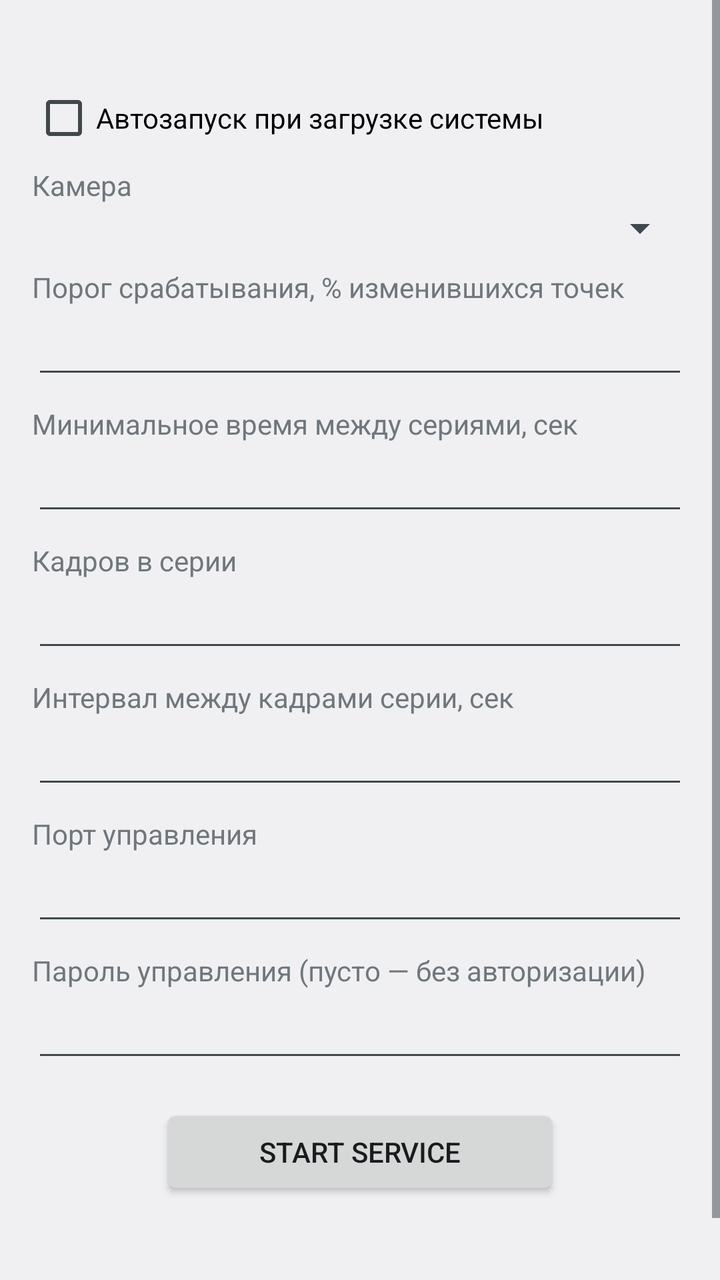
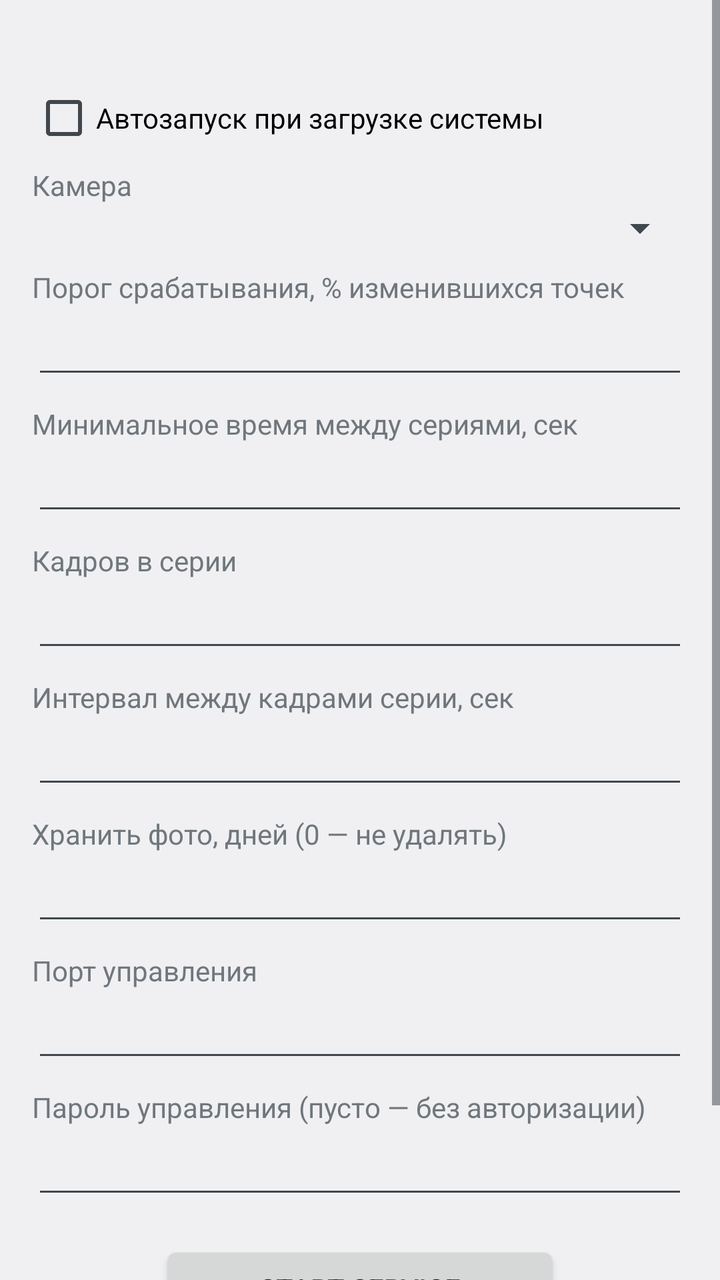

An Android layout rendered at two revisions. The XML below is the earlier revision; the diff shows what the commit changed to produce the second picture.
<!-- AndroidManifest.xml: application theme android:Theme.DeviceDefault.Light -->
<!-- res/layout/activity_main.xml -->
<?xml version="1.0" encoding="utf-8"?>
<ScrollView xmlns:android="http://schemas.android.com/apk/res/android"
    android:layout_width="match_parent"
    android:layout_height="match_parent">

    <LinearLayout
        android:layout_width="match_parent"
        android:layout_height="wrap_content"
        android:orientation="vertical"
        android:padding="16dp">

        <TextView
            android:id="@+id/tvStatus"
            android:layout_width="match_parent"
            android:layout_height="wrap_content"
            android:paddingBottom="8dp"
            android:textIsSelectable="true" />

        <CheckBox
            android:id="@+id/cbAuto"
            android:layout_width="match_parent"
            android:layout_height="wrap_content"
            android:text="Автозапуск при загрузке системы" />

        <TextView
            android:layout_width="match_parent"
            android:layout_height="wrap_content"
            android:paddingTop="8dp"
            android:text="Камера" />

        <Spinner
            android:id="@+id/spCam"
            android:layout_width="match_parent"
            android:layout_height="wrap_content" />

        <TextView
            android:layout_width="match_parent"
            android:layout_height="wrap_content"
            android:paddingTop="8dp"
            android:text="Порог срабатывания, % изменившихся точек" />

        <EditText
            android:id="@+id/eThr"
            android:layout_width="match_parent"
            android:layout_height="wrap_content"
            android:inputType="numberDecimal" />

        <TextView
            android:layout_width="match_parent"
            android:layout_height="wrap_content"
            android:paddingTop="8dp"
            android:text="Минимальное время между сериями, сек" />

        <EditText
            android:id="@+id/eGap"
            android:layout_width="match_parent"
            android:layout_height="wrap_content"
            android:inputType="number" />

        <TextView
            android:layout_width="match_parent"
            android:layout_height="wrap_content"
            android:paddingTop="8dp"
            android:text="Кадров в серии" />

        <EditText
            android:id="@+id/eCnt"
            android:layout_width="match_parent"
            android:layout_height="wrap_content"
            android:inputType="number" />

        <TextView
            android:layout_width="match_parent"
            android:layout_height="wrap_content"
            android:paddingTop="8dp"
            android:text="Интервал между кадрами серии, сек" />

        <EditText
            android:id="@+id/eInt"
            android:layout_width="match_parent"
            android:layout_height="wrap_content"
            android:inputType="numberDecimal" />

        <TextView
            android:layout_width="match_parent"
            android:layout_height="wrap_content"
            android:paddingTop="8dp"
            android:text="Порт управления" />

        <EditText
            android:id="@+id/ePort"
            android:layout_width="match_parent"
            android:layout_height="wrap_content"
            android:inputType="number" />

        <TextView
            android:layout_width="match_parent"
            android:layout_height="wrap_content"
            android:paddingTop="8dp"
            android:text="Пароль управления (пусто — без авторизации)" />

        <EditText
            android:id="@+id/ePass"
            android:layout_width="match_parent"
            android:layout_height="wrap_content"
            android:inputType="text" />

        <Button
            android:id="@+id/btnSave"
            android:layout_width="wrap_content"
            android:layout_height="wrap_content"
            android:layout_gravity="center_horizontal"
            android:minWidth="200dp"
            android:layout_marginTop="16dp"
            android:text="START SERVICE" />

        <TextView
            android:id="@+id/tvHint"
            android:layout_width="match_parent"
            android:layout_height="wrap_content"
            android:paddingTop="12dp"
            android:textSize="12sp" />

        <TextView
            android:id="@+id/tvVer"
            android:layout_width="match_parent"
            android:layout_height="wrap_content"
            android:paddingTop="12dp"
            android:textSize="12sp" />
    </LinearLayout>
</ScrollView>
<!-- resources referenced by this layout -->
<resources>

</resources>

<!-- the commit's change to res/layout/activity_main.xml (unified diff, before → after) -->
@@ -85,6 +85,18 @@
             android:layout_width="match_parent"
             android:layout_height="wrap_content"
             android:paddingTop="8dp"
+            android:text="Хранить фото, дней (0 — не удалять)" />
+
+        <EditText
+            android:id="@+id/eKeep"
+            android:layout_width="match_parent"
+            android:layout_height="wrap_content"
+            android:inputType="number" />
+
+        <TextView
+            android:layout_width="match_parent"
+            android:layout_height="wrap_content"
+            android:paddingTop="8dp"
             android:text="Порт управления" />
 
         <EditText
